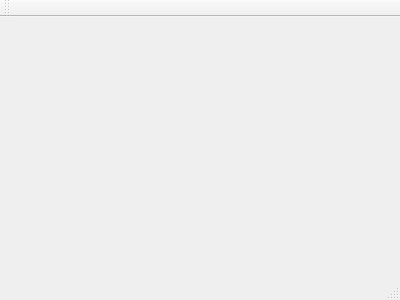
Above: MUSB/musb.ui from blackmiaool/Qt_USB_Class before the change. Below: the same form after it.
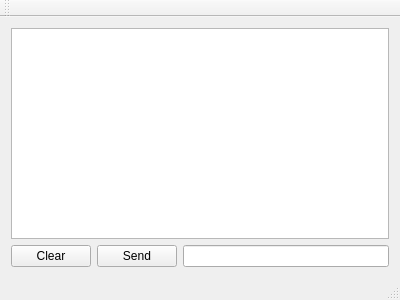
That is the form after the change.

```diff
--- a/MUSB/musb.ui
+++ b/MUSB/musb.ui
@@ -12,13 +12,59 @@
   <property name="windowTitle" >
    <string>MUSB</string>
   </property>
-  <widget class="QMenuBar" name="menuBar" />
-  <widget class="QToolBar" name="mainToolBar" />
-  <widget class="QWidget" name="centralWidget" />
-  <widget class="QStatusBar" name="statusBar" />
+  <widget class="QWidget" name="centralWidget">
+   <layout class="QVBoxLayout" name="verticalLayout_2">
+    <item>
+     <layout class="QVBoxLayout" name="verticalLayout">
+      <item>
+       <widget class="QTextBrowser" name="textBrowser"/>
+      </item>
+      <item>
+       <layout class="QHBoxLayout" name="horizontalLayout">
+        <item>
+         <widget class="QPushButton" name="pushButton">
+          <property name="text">
+           <string>Clear</string>
+          </property>
+         </widget>
+        </item>
+        <item>
+         <widget class="QPushButton" name="pushButton_2">
+          <property name="text">
+           <string>Send</string>
+          </property>
+         </widget>
+        </item>
+        <item>
+         <widget class="QLineEdit" name="lineEdit"/>
+        </item>
+       </layout>
+      </item>
+     </layout>
+    </item>
+   </layout>
+  </widget>
+  <widget class="QMenuBar" name="menuBar">
+   <property name="geometry">
+    <rect>
+     <x>0</x>
+     <y>0</y>
+     <width>400</width>
+     <height>23</height>
+    </rect>
+   </property>
+  </widget>
+  <widget class="QToolBar" name="mainToolBar">
+   <attribute name="toolBarArea">
+    <enum>TopToolBarArea</enum>
+   </attribute>
+   <attribute name="toolBarBreak">
+    <bool>false</bool>
+   </attribute>
+  </widget>
+  <widget class="QStatusBar" name="statusBar"/>
  </widget>
- <layoutDefault spacing="6" margin="11" />
- <pixmapfunction></pixmapfunction>
+ <layoutdefault spacing="6" margin="11"/>
  <resources/>
  <connections/>
 </ui>
```
Left out of the diff: 7 changed lines with no effect on the pictures.
